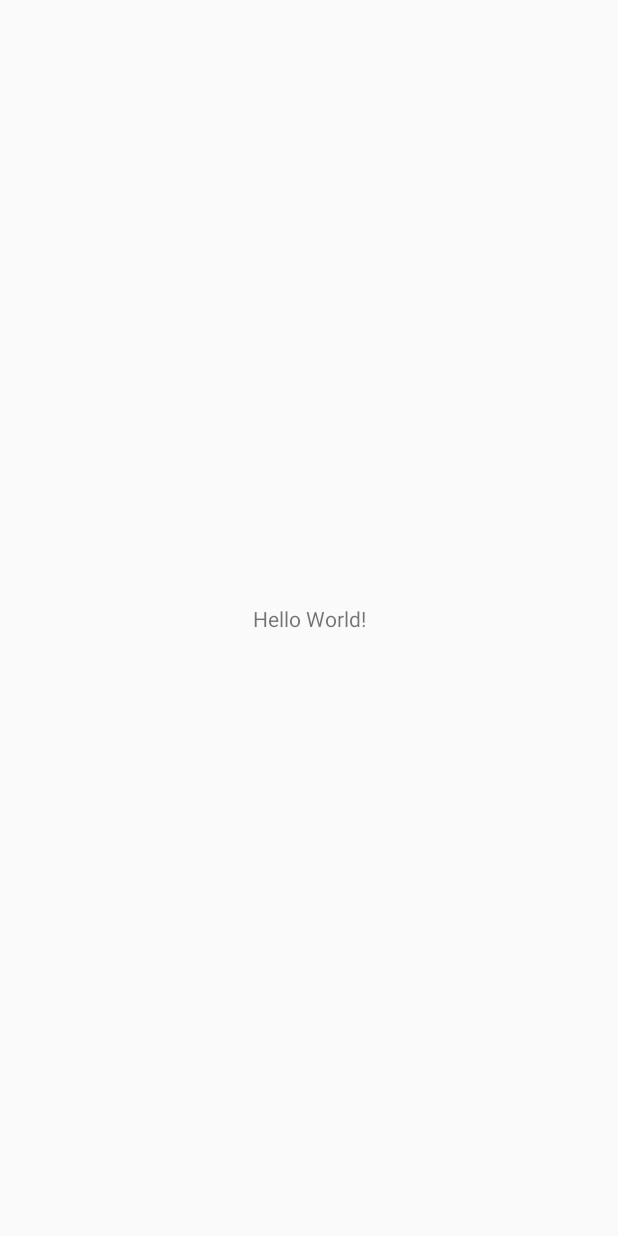
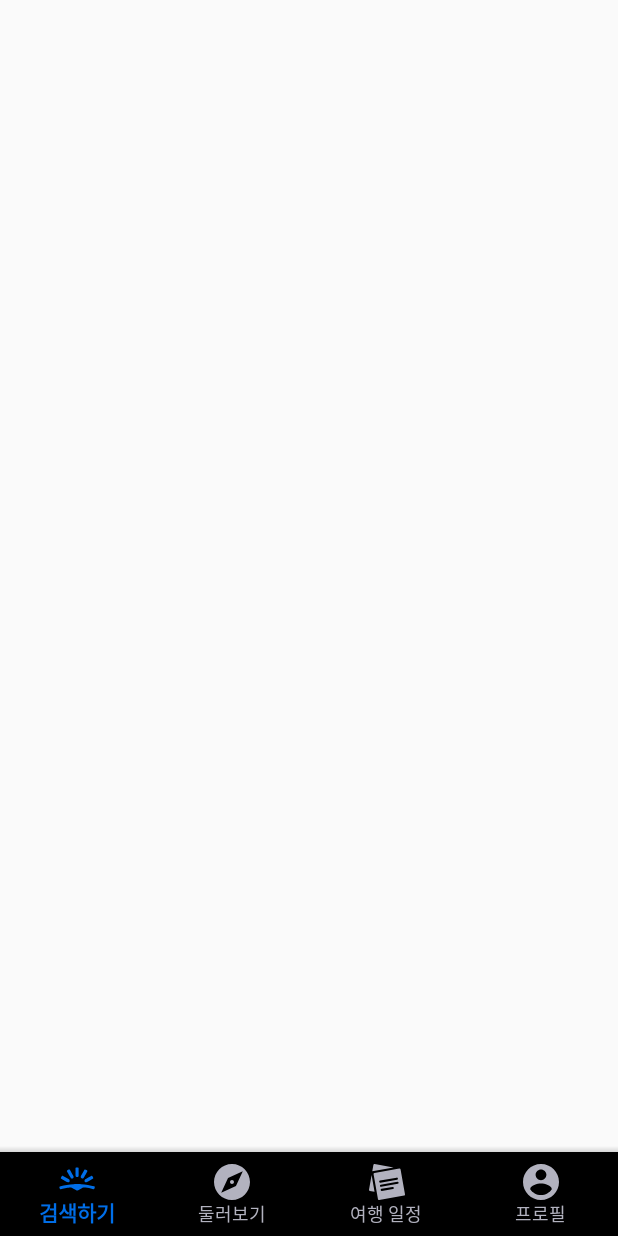
Before and after one commit to softsquared-summer/skyscanner-mock-android-jinny, an Android app: the screen it shows after launch (MainActivity), on a phone screen of 412 x 824 dp. Before the commit the screen is almost empty. Run offline under Robolectric (Android 15) with nearby library versions, the phone set to English and light mode, and no system bars.

Commit message:
Bottom Navigation 구현

```diff
--- a/app/build.gradle
+++ b/app/build.gradle
@@ -1,12 +1,12 @@
 apply plugin: 'com.android.application'
 
 android {
-    compileSdkVersion 29
+    compileSdkVersion 28
     buildToolsVersion "29.0.2"
     defaultConfig {
         applicationId "com.jeahn.skyscanner"
         minSdkVersion 21
-        targetSdkVersion 29
+        targetSdkVersion 28
         versionCode 1
         versionName "1.0"
         testInstrumentationRunner "androidx.test.runner.AndroidJUnitRunner"
@@ -26,6 +26,7 @@ dependencies {
     implementation 'com.squareup.retrofit2:retrofit:2.5.0'
     implementation 'com.squareup.retrofit2:converter-gson:2.5.0'
     implementation 'com.squareup.okhttp3:okhttp:4.3.1'
+    implementation 'com.android.support:design:28.0.0'
 
     testImplementation 'junit:junit:4.12'
     androidTestImplementation 'androidx.test.ext:junit:1.1.0'
--- /dev/null
+++ b/app/src/main/res/color/bottom_nav_color.xml
@@ -0,0 +1,5 @@
+<?xml version="1.0" encoding="utf-8"?>
+<selector xmlns:android="http://schemas.android.com/apk/res/android">
+    <item android:state_checked="true" android:color="#006EE8"/>
+    <item android:color="#B2B2BF"/>
+</selector>
--- /dev/null
+++ b/app/src/main/res/drawable/ic_compass.xml
@@ -0,0 +1,4 @@
+<vector android:height="24dp" android:viewportHeight="510"
+    android:viewportWidth="510" android:width="24dp" xmlns:android="http://schemas.android.com/apk/res/android">
+    <path android:fillColor="#FF000000" android:pathData="M255,226.95c-15.3,0 -28.05,12.75 -28.05,28.05s12.75,28.05 28.05,28.05s28.05,-12.75 28.05,-28.05S270.3,226.95 255,226.95zM255,0C114.75,0 0,114.75 0,255s114.75,255 255,255s255,-114.75 255,-255S395.25,0 255,0zM311.1,311.1L102,408l96.9,-209.1L408,102L311.1,311.1z"/>
+</vector>
--- /dev/null
+++ b/app/src/main/res/drawable/ic_note.xml
@@ -0,0 +1,6 @@
+<vector android:height="24dp" android:viewportHeight="512"
+    android:viewportWidth="512" android:width="24dp" xmlns:android="http://schemas.android.com/apk/res/android">
+    <path android:fillColor="#FF000000" android:pathData="m0.228,366.926c-0.69,3.917 0.203,7.949 2.485,11.208 2.281,3.259 5.765,5.478 9.683,6.168l66.577,11.739 -41.939,-237.852z"/>
+    <path android:fillColor="#FF000000" android:pathData="m80.199,0.242c-3.927,-0.713 -7.979,0.167 -11.256,2.447 -3.276,2.281 -5.509,5.774 -6.202,9.706l-15.908,90.22 302.673,-53.37z"/>
+    <path android:fillColor="#FF000000" android:pathData="m511.773,431.882 l-62.514,-354.531c-1.438,-8.158 -9.215,-13.602 -17.377,-12.167l-354.53,62.513c-8.158,1.438 -13.606,9.218 -12.168,17.376l62.513,354.531c0.691,3.918 2.91,7.401 6.169,9.683 2.539,1.778 5.546,2.713 8.604,2.713 0.867,0 1.739,-0.075 2.604,-0.228l354.531,-62.513c3.918,-0.69 7.401,-2.91 9.683,-6.168 2.282,-3.259 3.175,-7.291 2.485,-11.209zM145.11,252.832c-1.438,-8.158 4.01,-15.938 12.168,-17.376l236.355,-41.676c8.165,-1.438 15.939,4.009 17.377,12.167s-4.01,15.938 -12.168,17.376l-236.355,41.677c-0.881,0.155 -1.758,0.23 -2.622,0.23 -7.143,0 -13.472,-5.12 -14.755,-12.398zM340.894,355.393 L183.325,383.177c-0.881,0.155 -1.758,0.23 -2.622,0.23 -7.143,0 -13.472,-5.12 -14.755,-12.398 -1.438,-8.158 4.01,-15.938 12.168,-17.376l157.569,-27.784c8.164,-1.439 15.938,4.009 17.377,12.167 1.438,8.158 -4.01,15.938 -12.168,17.377zM409.26,282.412 L172.905,324.088c-0.881,0.155 -1.758,0.23 -2.622,0.23 -7.143,0 -13.472,-5.12 -14.755,-12.398 -1.438,-8.158 4.01,-15.938 12.168,-17.376l236.355,-41.676c8.164,-1.438 15.938,4.009 17.377,12.167 1.438,8.159 -4.01,15.939 -12.168,17.377z"/>
+</vector>
--- /dev/null
+++ b/app/src/main/res/drawable/ic_symbol.xml
@@ -0,0 +1,15 @@
+<vector android:height="24dp" android:viewportHeight="401"
+    android:viewportWidth="401" android:width="24dp" xmlns:android="http://schemas.android.com/apk/res/android">
+    <path android:fillColor="#000000"
+        android:pathData="M193.1,73c-2.4,0.5 -5.4,1.6 -6.7,2.5l-2.4,1.5 0,44.1c0,48.5 -0.1,48 6.3,53.6 4.3,3.7 10.4,5 16.4,3.4 5,-1.4 10.9,-7.6 11.8,-12.3 0.3,-1.8 0.4,-22.7 0.3,-46.3l-0.3,-43 -3.5,-1.7c-4.3,-2.1 -15.9,-3 -21.9,-1.8z" android:strokeColor="#00000000"/>
+    <path android:fillColor="#000000"
+        android:pathData="M108,95.7c-9.4,3.3 -20,12 -20,16.4 0,2.3 1.1,4.6 9.5,19.4 3.4,6 12,21.3 19.1,34 7.1,12.6 14.2,24.2 15.8,25.7 8.5,7.8 23.5,4.8 28.6,-5.7 3.6,-7.5 2.6,-12.8 -5.3,-26.6 -3.5,-6.3 -12.9,-22.9 -20.7,-36.9 -7.8,-14 -15,-26.1 -15.8,-26.8 -2.1,-1.6 -5.7,-1.5 -11.2,0.5z" android:strokeColor="#00000000"/>
+    <path android:fillColor="#000000"
+        android:pathData="M285.8,95.2c-0.9,0.7 -6.8,10.5 -13.1,21.8 -6.2,11.3 -15.6,27.9 -20.8,37 -9.2,16.2 -9.4,16.6 -9.4,23.1 0,5.3 0.5,7.2 2.5,10.2 3.6,5.2 8.6,7.7 15.4,7.7 10.2,-0 13.1,-2.7 23.8,-22 4.1,-7.4 13.2,-23.7 20.2,-36.1 6.9,-12.4 12.6,-23.5 12.6,-24.7 0,-8.2 -25.1,-21.8 -31.2,-17z" android:strokeColor="#00000000"/>
+    <path android:fillColor="#000000"
+        android:pathData="M31.3,168.6c-7.1,7.7 -12.3,21.2 -9.6,25.1 0.9,1.3 63.5,37.5 70.8,40.9 13.3,6.3 26.4,-1.4 26.5,-15.4 0,-5.8 -1.5,-9.5 -5.2,-12.8 -1.2,-1.2 -18,-11.2 -37.3,-22.3 -23.9,-13.8 -35.9,-20.1 -37.9,-20.1 -2.2,-0 -4,1.1 -7.3,4.6z" android:strokeColor="#00000000"/>
+    <path android:fillColor="#000000"
+        android:pathData="M326.5,184c-20.4,11.7 -36.3,21.5 -38.2,23.5 -8.4,8.8 -5.1,23.7 6.2,28 8.3,3.2 11.7,2.2 34.5,-11 11.3,-6.5 27.5,-15.8 36,-20.7 8.5,-5 15.8,-9.5 16.3,-10.1 0.4,-0.7 0.5,-3.1 0.3,-5.5 -1.3,-9.9 -11.4,-24.2 -17.2,-24.2 -2,-0 -14.1,6.4 -37.9,20z" android:strokeColor="#00000000"/>
+    <path android:fillColor="#000000"
+        android:pathData="M162.5,257.7c-47.4,2.4 -102.3,10.9 -144,22.2 -13.5,3.7 -15,5 -14.2,13.1 1.1,10.1 6,20.1 10.5,21.2 1.1,0.3 7.7,-1 14.8,-2.8 29.1,-7.6 79,-16.5 93.4,-16.7 4.7,-0 9.5,0.6 13,1.7 3,1 16.8,8.5 30.6,16.7 18.1,10.7 26.5,15.2 30,15.8 8.9,1.7 12.9,0.2 36.8,-14.1 36.6,-21.8 36.9,-21.9 60.6,-18.8 27.3,3.7 56.3,9.3 78,15.1 12.4,3.4 16.3,3.7 18.6,1.8 3.5,-2.9 8.4,-15.9 8.4,-22.4 0,-4.6 -2.4,-7.2 -8.3,-8.9 -40,-11.6 -94.6,-20.5 -145.7,-23.6 -14.8,-0.9 -67.2,-1.1 -82.5,-0.3z" android:strokeColor="#00000000"/>
+</vector>
--- /dev/null
+++ b/app/src/main/res/drawable/ic_user.xml
@@ -0,0 +1,4 @@
+<vector android:height="24dp" android:viewportHeight="426.667"
+    android:viewportWidth="426.667" android:width="24dp" xmlns:android="http://schemas.android.com/apk/res/android">
+    <path android:fillColor="#FF000000" android:pathData="M213.333,0C95.467,0 0,95.467 0,213.333s95.467,213.333 213.333,213.333S426.667,331.2 426.667,213.333S331.2,0 213.333,0zM213.333,64c35.307,0 64,28.693 64,64c0,35.413 -28.693,64 -64,64s-64,-28.587 -64,-64C149.333,92.693 178.027,64 213.333,64zM213.333,366.933c-53.44,0 -100.373,-27.307 -128,-68.693c0.533,-42.347 85.44,-65.707 128,-65.707s127.36,23.36 128,65.707C313.707,339.627 266.773,366.933 213.333,366.933z"/>
+</vector>
--- /dev/null
+++ b/app/src/main/res/drawable/shadow.xml
@@ -0,0 +1,7 @@
+<?xml version="1.0" encoding="utf-8"?>
+<shape xmlns:android="http://schemas.android.com/apk/res/android">
+    <gradient
+        android:startColor="#1f000000"
+        android:endColor="@android:color/transparent"
+        android:angle="90"/>
+</shape>
--- a/app/src/main/res/layout/activity_main.xml
+++ b/app/src/main/res/layout/activity_main.xml
@@ -6,13 +6,27 @@
     android:layout_height="match_parent"
     tools:context=".src.main.MainActivity">
 
-    <TextView
-        android:layout_width="wrap_content"
+    <FrameLayout
+        android:layout_width="match_parent"
+        android:layout_height="0dp"
+        app:layout_constraintTop_toTopOf="parent"
+        app:layout_constraintBottom_toTopOf="@id/navigation"
+        app:layout_constraintLeft_toLeftOf="parent"
+        app:layout_constraintRight_toRightOf="parent"        />
+
+    <View
+        android:layout_width="match_parent"
+        android:layout_height="4dp"
+        android:background="@drawable/shadow"
+        app:layout_constraintBottom_toTopOf="@id/navigation"/>
+
+    <com.google.android.material.bottomnavigation.BottomNavigationView
+        android:id="@+id/navigation"
+        android:layout_width="match_parent"
         android:layout_height="wrap_content"
-        android:text="Hello World!"
         app:layout_constraintBottom_toBottomOf="parent"
-        app:layout_constraintLeft_toLeftOf="parent"
-        app:layout_constraintRight_toRightOf="parent"
-        app:layout_constraintTop_toTopOf="parent" />
-
+        app:menu="@menu/bottom_nav_menu"
+        app:itemIconTint="@color/bottom_nav_color"
+        app:itemTextColor="@color/bottom_nav_color"
+        app:labelVisibilityMode="labeled"/>
 </androidx.constraintlayout.widget.ConstraintLayout>
--- /dev/null
+++ b/app/src/main/res/menu/bottom_nav_menu.xml
@@ -0,0 +1,23 @@
+<?xml version="1.0" encoding="utf-8"?>
+<menu xmlns:android="http://schemas.android.com/apk/res/android">
+
+    <item
+        android:id="@+id/action_search"
+        android:title="@string/menu_search"
+        android:icon="@drawable/ic_symbol"/>
+
+    <item
+        android:id="@+id/action_look"
+        android:title="@string/menu_look"
+        android:icon="@drawable/ic_compass"/>
+
+    <item
+        android:id="@+id/action_plan"
+        android:title="@string/menu_plan"
+        android:icon="@drawable/ic_note"/>
+
+    <item
+        android:id="@+id/action_profile"
+        android:title="@string/menu_profile"
+        android:icon="@drawable/ic_user"/>
+</menu>
--- a/app/src/main/res/values/colors.xml
+++ b/app/src/main/res/values/colors.xml
@@ -9,4 +9,6 @@
 
     <!--splash-->
     <color name="splashBackground">#CDDFF8</color>
+
+
 </resources>
--- a/app/src/main/res/values/strings.xml
+++ b/app/src/main/res/values/strings.xml
@@ -1,4 +1,10 @@
 <resources>
     <string name="app_name">Skyscanner</string>
     <string name="loading">로딩중입니다...</string>
+
+    <!--bottom navigation-->
+    <string name="menu_search">검색하기</string>
+    <string name="menu_look">둘러보기</string>
+    <string name="menu_plan">여행 일정</string>
+    <string name="menu_profile">프로필</string>
 </resources>
```
